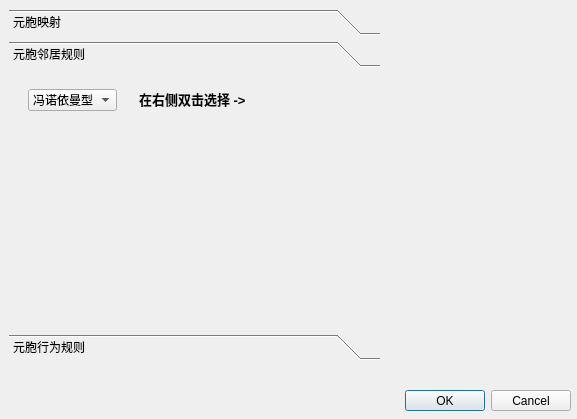
drawepen/SimulationGroupDesktop, file SimulationGroupDesktop/modelsetting.ui: the form before one commit.
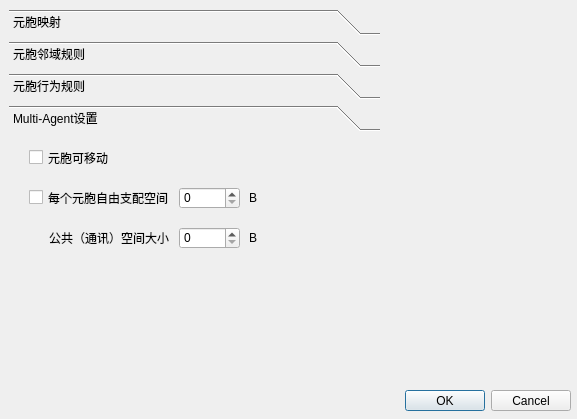
The form after the commit.

Diff of the .ui file:
```diff
--- a/SimulationGroupDesktop/modelsetting.ui
+++ b/SimulationGroupDesktop/modelsetting.ui
@@ -39,7 +39,7 @@
     </rect>
    </property>
    <property name="currentIndex">
-    <number>1</number>
+    <number>3</number>
    </property>
    <widget class="QWidget" name="cellMapping">
     <property name="geometry">
@@ -251,11 +251,11 @@
       <x>0</x>
       <y>0</y>
       <width>371</width>
-      <height>273</height>
+      <height>247</height>
      </rect>
     </property>
     <attribute name="label">
-     <string>元胞邻居规则</string>
+     <string>元胞邻域规则</string>
     </attribute>
     <widget class="QWidget" name="horizontalWidget" native="true">
      <property name="geometry">
@@ -430,6 +430,125 @@
     <zorder>actionTable</zorder>
     <zorder>addActionButton</zorder>
    </widget>
+   <widget class="QWidget" name="page_2">
+    <property name="geometry">
+     <rect>
+      <x>0</x>
+      <y>0</y>
+      <width>371</width>
+      <height>247</height>
+     </rect>
+    </property>
+    <attribute name="label">
+     <string>Multi-Agent设置</string>
+    </attribute>
+    <widget class="QCheckBox" name="moveableCheckBox">
+     <property name="geometry">
+      <rect>
+       <x>20</x>
+       <y>10</y>
+       <width>111</width>
+       <height>21</height>
+      </rect>
+     </property>
+     <property name="text">
+      <string>元胞可移动</string>
+     </property>
+    </widget>
+    <widget class="QCheckBox" name="freeSpaceCheckBox">
+     <property name="geometry">
+      <rect>
+       <x>20</x>
+       <y>50</y>
+       <width>151</width>
+       <height>21</height>
+      </rect>
+     </property>
+     <property name="text">
+      <string>每个元胞自由支配空间</string>
+     </property>
+    </widget>
+    <widget class="QSpinBox" name="freeSpaceSpinBox">
+     <property name="geometry">
+      <rect>
+       <x>170</x>
+       <y>50</y>
+       <width>61</width>
+       <height>22</height>
+      </rect>
+     </property>
+     <property name="minimum">
+      <number>0</number>
+     </property>
+     <property name="maximum">
+      <number>2147483647</number>
+     </property>
+     <property name="singleStep">
+      <number>128</number>
+     </property>
+     <property name="value">
+      <number>0</number>
+     </property>
+     <property name="displayIntegerBase">
+      <number>10</number>
+     </property>
+    </widget>
+    <widget class="QLabel" name="label_5">
+     <property name="geometry">
+      <rect>
+       <x>240</x>
+       <y>50</y>
+       <width>31</width>
+       <height>21</height>
+      </rect>
+     </property>
+     <property name="text">
+      <string>B</string>
+     </property>
+    </widget>
+    <widget class="QSpinBox" name="publicSpaceSpinBox">
+     <property name="geometry">
+      <rect>
+       <x>170</x>
+       <y>90</y>
+       <width>61</width>
+       <height>22</height>
+      </rect>
+     </property>
+     <property name="maximum">
+      <number>2147483647</number>
+     </property>
+     <property name="singleStep">
+      <number>128</number>
+     </property>
+    </widget>
+    <widget class="QLabel" name="label_6">
+     <property name="geometry">
+      <rect>
+       <x>240</x>
+       <y>90</y>
+       <width>31</width>
+       <height>21</height>
+      </rect>
+     </property>
+     <property name="text">
+      <string>B</string>
+     </property>
+    </widget>
+    <widget class="QLabel" name="label_7">
+     <property name="geometry">
+      <rect>
+       <x>40</x>
+       <y>90</y>
+       <width>121</width>
+       <height>21</height>
+      </rect>
+     </property>
+     <property name="text">
+      <string>公共（通讯）空间大小</string>
+     </property>
+    </widget>
+   </widget>
   </widget>
   <widget class="QLabel" name="showView">
    <property name="geometry">
```
Left out of the diff: 8 changed lines with no effect on the pictures.
